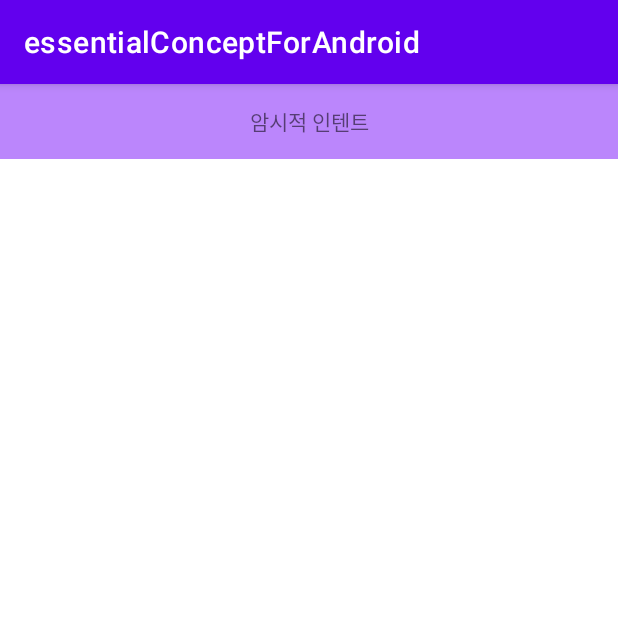
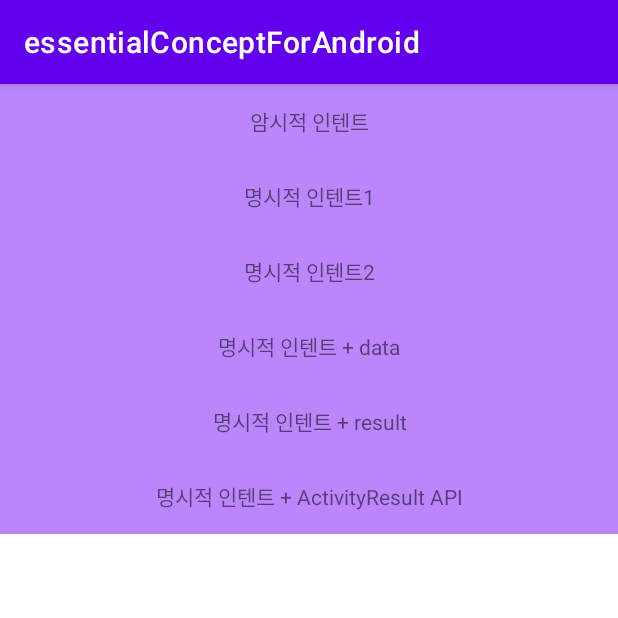
Before and after one commit to jyryuitpro/essentialConceptForAndroid, an Android app: the screen it shows after launch (Intent_One), on a phone screen of 412 x 824 dp, the top half of it. Run offline under Robolectric (Android 15) with nearby library versions, the phone set to English and light mode, and no system bars.

Commit message:
54. Intent - 실습 2편_1

```diff
--- a/app/src/main/java/io/jyryuitpro/essentialconceptforandroid/Intent_One.kt
+++ b/app/src/main/java/io/jyryuitpro/essentialconceptforandroid/Intent_One.kt
@@ -1,9 +1,11 @@
 package io.jyryuitpro.essentialconceptforandroid
 
+import android.content.ComponentName
 import android.content.Intent
 import android.net.Uri
 import androidx.appcompat.app.AppCompatActivity
 import android.os.Bundle
+import android.util.Log
 import android.widget.TextView
 
 class Intent_One : AppCompatActivity() {
@@ -27,5 +29,43 @@ class Intent_One : AppCompatActivity() {
 //            val intent: Intent = Intent(Intent.ACTION_PICK) -> 사진첩
             startActivity(intent)
         }
+
+        // 명시적 인텐트 + ComponentName -> 엑티비티 전환
+        val intent_one: TextView = findViewById(R.id.intent_one)
+        intent_one.setOnClickListener {
+            val intent: Intent = Intent()
+            val componentName: ComponentName = ComponentName(
+                "io.jyryuitpro.essentialConceptForAndroid",
+                "io.jyryuitpro.essentialConceptForAndroid.Intent_Two"
+            )
+            intent.component = componentName
+            startActivity(intent)
+        }
+
+        // String을 사용하지 않고(위에서 처럼) 동일한 기능을 수행하는 코드
+        // 명시적 인텐트  -> 엑티비티 전환
+        // Context
+        //  - 문맥
+        // A엑티비티 -> B엑티비티
+        // apply: 초기화
+        // findViewById 위에 this? AppCompatActivity 즉 Context
+        (findViewById<TextView>(R.id.intent_two)).apply {
+            // apply 안에서 this? TextView
+            this.setOnClickListener {
+                startActivity(
+                    // 출발지 -> 목적지
+                    // this가 누군지 정확하게 표현해주어야 할 때, AppCompatActivity냐? TextView냐?
+                    Intent(this@Intent_One, Intent_Two::class.java)
+                )
+            }
+        }
+        // 명시적 인텐트 + data 전달
+        (findViewById<TextView>(R.id.intent_three)).apply {
+            this.setOnClickListener {
+                val intent = Intent(this@Intent_One, Intent_Two::class.java)
+                intent.putExtra("extra-data", "data")
+                startActivity(intent)
+            }
+        }
     }
 }
--- a/app/src/main/res/layout/activity_intent_one.xml
+++ b/app/src/main/res/layout/activity_intent_one.xml
@@ -4,6 +4,7 @@
     xmlns:tools="http://schemas.android.com/tools"
     android:layout_width="match_parent"
     android:layout_height="match_parent"
+    android:orientation="vertical"
     tools:context=".Intent_One">
 
     <TextView
@@ -14,4 +15,44 @@
         android:background="@color/purple_200"
         android:text="암시적 인텐트" />
 
+    <TextView
+        android:id="@+id/intent_one"
+        android:layout_width="match_parent"
+        android:layout_height="50dp"
+        android:gravity="center"
+        android:background="@color/purple_200"
+        android:text="명시적 인텐트1" />
+
+    <TextView
+        android:id="@+id/intent_two"
+        android:layout_width="match_parent"
+        android:layout_height="50dp"
+        android:gravity="center"
+        android:background="@color/purple_200"
+        android:text="명시적 인텐트2" />
+
+    <TextView
+        android:id="@+id/intent_three"
+        android:layout_width="match_parent"
+        android:layout_height="50dp"
+        android:background="@color/purple_200"
+        android:gravity="center"
+        android:text="명시적 인텐트 + data" />
+
+    <TextView
+        android:id="@+id/intent_four"
+        android:layout_width="match_parent"
+        android:layout_height="50dp"
+        android:background="@color/purple_200"
+        android:gravity="center"
+        android:text="명시적 인텐트 + result" />
+
+    <TextView
+        android:id="@+id/intent_five"
+        android:layout_width="match_parent"
+        android:layout_height="50dp"
+        android:background="@color/purple_200"
+        android:gravity="center"
+        android:text="명시적 인텐트 + ActivityResult API" />
+
 </androidx.appcompat.widget.LinearLayoutCompat>
```
